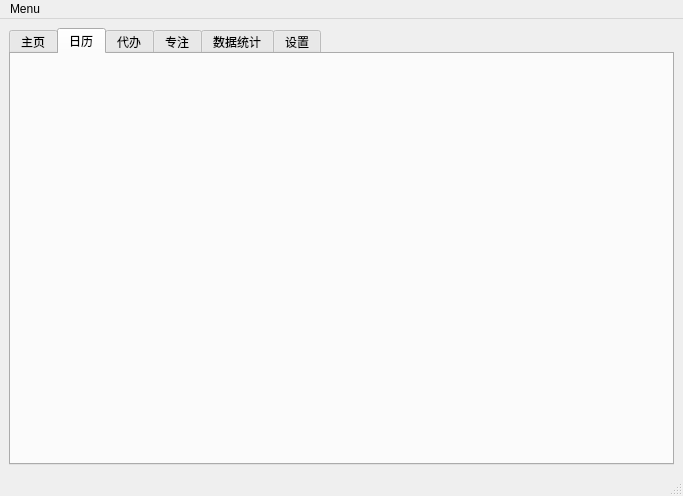
Old version of the form PKUToDo/mainwindow.ui in the repository AibohDij/Qt_Time_Schedule.
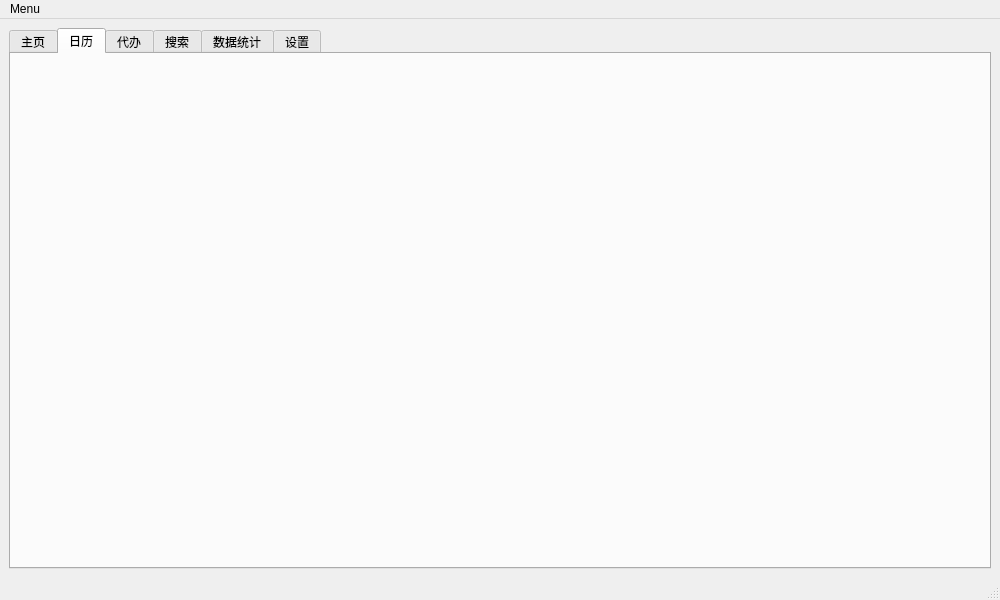
New version of the form. Icons and pictures are not drawn.

Patch:
```diff
--- a/PKUToDo/mainwindow.ui
+++ b/PKUToDo/mainwindow.ui
@@ -6,10 +6,16 @@
    <rect>
     <x>0</x>
     <y>0</y>
-    <width>683</width>
-    <height>496</height>
+    <width>1000</width>
+    <height>600</height>
    </rect>
   </property>
+  <property name="minimumSize">
+   <size>
+    <width>1000</width>
+    <height>600</height>
+   </size>
+  </property>
   <property name="contextMenuPolicy">
    <enum>Qt::PreventContextMenu</enum>
   </property>
@@ -60,7 +66,7 @@
          <normaloff>:/icons/widgets_icons/list (1).png</normaloff>:/icons/widgets_icons/list (1).png</iconset>
        </attribute>
        <attribute name="title">
-        <string>专注</string>
+        <string>搜索</string>
        </attribute>
       </widget>
       <widget class="QWidget" name="tab_statistics">
@@ -91,7 +97,7 @@
     <rect>
      <x>0</x>
      <y>0</y>
-     <width>683</width>
+     <width>1000</width>
      <height>17</height>
     </rect>
    </property>
```
Left out of the diff: 4 changed lines with no effect on the pictures.
